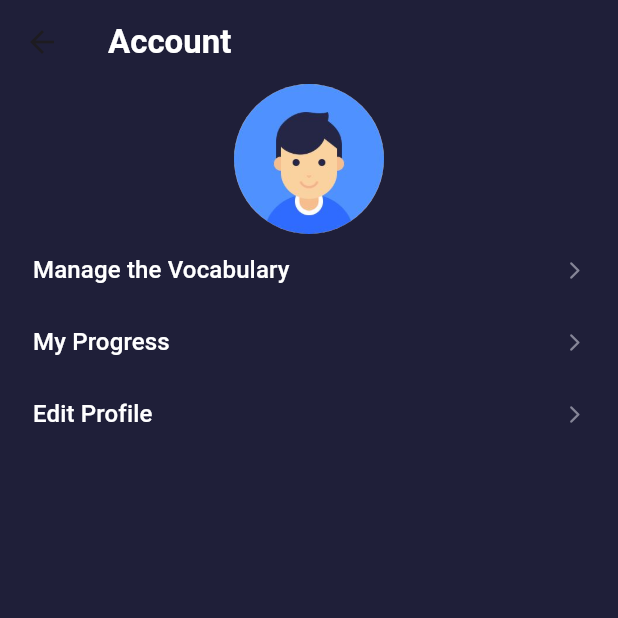
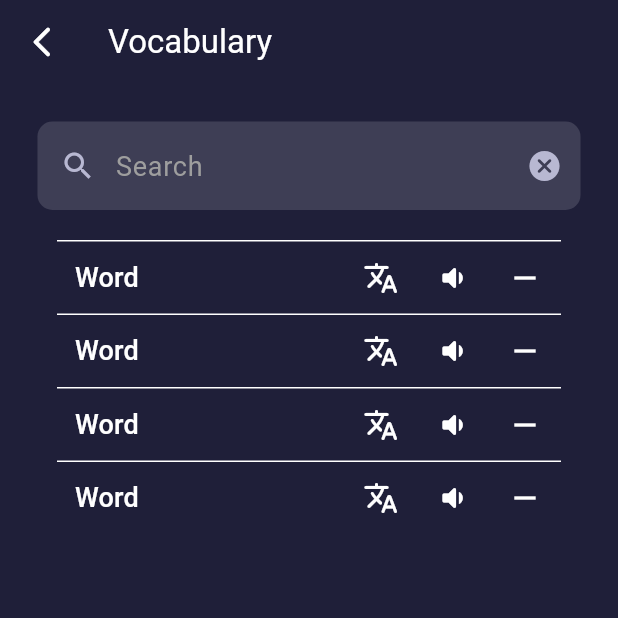
Before and after one commit to Suselfluf/UltimateLearningApp, a Flutter app: the AccountScreen screen opened directly, after a tap on "Manage the Vocabulary", on a phone screen of 412 x 824 dp, the top half of it. Run offline on Flutter 3.47's test engine with Material 2 defaults, Android fonts, the phone set to English and light mode, and no system bars; our stand-ins replace percent_indicator.

Commit message:
Vocabulary Widget

```diff
--- a/lib/main.dart
+++ b/lib/main.dart
@@ -38,8 +38,6 @@ class _MyStatefulWidgetState extends State<MyStatefulWidget> {
   //   const Center(child: Text('Home')),
   //   const Center(child: Text('Account')),
   // ];
-  static const TextStyle optionStyle =
-      TextStyle(fontSize: 30, fontWeight: FontWeight.bold);
   static const List<Widget> _widgetOptions = <Widget>[
     // screen's list
     MyProgressScreen(),
--- a/lib/pages/account_screen.dart
+++ b/lib/pages/account_screen.dart
@@ -1,5 +1,6 @@
 import 'package:flutter/material.dart';
 import 'package:ultimate_learning_app/main.dart';
+import 'package:ultimate_learning_app/pages/vocabulary.dart';
 
 class AccountScreen extends StatefulWidget {
   const AccountScreen({super.key});
@@ -35,7 +36,13 @@ class _AccountScreenState extends State<AccountScreen> {
                     shape: BoxShape.circle),
               ),
               TextButton(
-                onPressed: () {},
+                onPressed: () {
+                  Navigator.of(context).push(
+                    MaterialPageRoute(
+                      builder: (context) => const VocabularyScreen(),
+                    ),
+                  );
+                },
                 style: TextButton.styleFrom(
                   foregroundColor: Colors.white,
                 ),
--- /dev/null
+++ b/lib/pages/vocabulary.dart
@@ -0,0 +1,59 @@
+import 'package:flutter/material.dart';
+import 'package:ultimate_learning_app/main.dart';
+import 'package:ultimate_learning_app/pages/account_screen.dart';
+import 'package:ultimate_learning_app/widgets/search_bar.dart';
+
+import '../widgets/vocabulary_option.dart';
+
+class VocabularyScreen extends StatefulWidget {
+  const VocabularyScreen({super.key});
+
+  @override
+  State<VocabularyScreen> createState() => _VocabularyScreenState();
+}
+
+class _VocabularyScreenState extends State<VocabularyScreen> {
+  List<int> vocabulary_array = [1, 2, 3, 4];
+
+  @override
+  Widget build(BuildContext context) {
+    return Scaffold(
+      backgroundColor: BG_COLOR,
+      appBar: AppBar(
+        backgroundColor: BG_COLOR,
+        leading: IconButton(
+          onPressed: () {
+            Navigator.of(context).pop(
+              MaterialPageRoute(
+                builder: (context) => const AccountScreen(),
+              ),
+            );
+          },
+          icon: const Icon(
+            Icons.arrow_back_ios_new_rounded,
+            color: Colors.white,
+          ),
+        ),
+        title: const Text(
+          "Vocabulary",
+          style: TextStyle(
+            color: Colors.white,
+          ),
+        ),
+      ),
+      body: Column(children: [
+        SearchInput(),
+        Padding(
+            padding: EdgeInsets.only(top: 20),
+            child: Column(
+              children: [
+                // for (int i = 0; i < vocabulary_array.length; i++)
+                //   VocabularyOption(),
+                for (var i in vocabulary_array)
+                  VocabularyOption(), // Looping trhough recieved array
+              ],
+            ))
+      ]),
+    );
+  }
+}
--- /dev/null
+++ b/lib/widgets/search_bar.dart
@@ -0,0 +1,48 @@
+import 'package:flutter/material.dart';
+
+class SearchInput extends StatefulWidget {
+  @override
+  State<SearchInput> createState() => _SearchInputState();
+}
+
+class _SearchInputState extends State<SearchInput> {
+  @override
+  Widget build(BuildContext context) {
+    return Container(
+      margin: EdgeInsets.only(top: 25, left: 25, right: 25),
+      child: Column(
+        children: [
+          Row(
+            children: [
+              Flexible(
+                flex: 1,
+                child: TextField(
+                  cursorColor: Colors.grey,
+                  style: const TextStyle(color: Colors.white),
+                  decoration: InputDecoration(
+                      fillColor: Color.fromRGBO(62, 62, 85, 1),
+                      filled: true,
+                      border: OutlineInputBorder(
+                          borderRadius: BorderRadius.circular(10),
+                          borderSide: BorderSide.none),
+                      hintText: 'Search',
+                      hintStyle: TextStyle(color: Colors.grey, fontSize: 18),
+                      prefixIcon: Container(
+                        padding: const EdgeInsets.all(15),
+                        width: 18,
+                        child: const Icon(
+                          Icons.search,
+                          color: Color.fromRGBO(184, 184, 210, 1),
+                        ),
+                      ),
+                      suffixIcon: const Icon(Icons.cancel_rounded,
+                          color: Color.fromRGBO(184, 184, 210, 1))),
+                ),
+              ),
+            ],
+          )
+        ],
+      ),
+    );
+  }
+}
--- /dev/null
+++ b/lib/widgets/vocabulary_option.dart
@@ -0,0 +1,51 @@
+import 'package:flutter/material.dart';
+
+class VocabularyOption extends StatefulWidget {
+  const VocabularyOption({super.key});
+
+  @override
+  State<VocabularyOption> createState() => _VocabularyOptionState();
+}
+
+class _VocabularyOptionState extends State<VocabularyOption> {
+  @override
+  Widget build(BuildContext context) {
+    return Container(
+      width: 336,
+      decoration: BoxDecoration(
+          border: Border(
+        top: BorderSide(
+          color: Colors.white,
+          width: 1.0,
+        ),
+      )),
+      child: Row(children: [
+        TextButton(
+            onPressed: () {},
+            child: Text(
+              "Word",
+              style: TextStyle(color: Colors.white, fontSize: 18),
+            )),
+        Spacer(),
+        IconButton(
+            onPressed: () {},
+            icon: Icon(
+              Icons.translate_rounded,
+              color: Colors.white,
+            )),
+        IconButton(
+            onPressed: () {},
+            icon: const Icon(
+              Icons.volume_down_rounded,
+              color: Colors.white,
+            )),
+        IconButton(
+            onPressed: () {},
+            icon: const Icon(
+              Icons.remove,
+              color: Colors.white,
+            )),
+      ]),
+    );
+  }
+}
```
